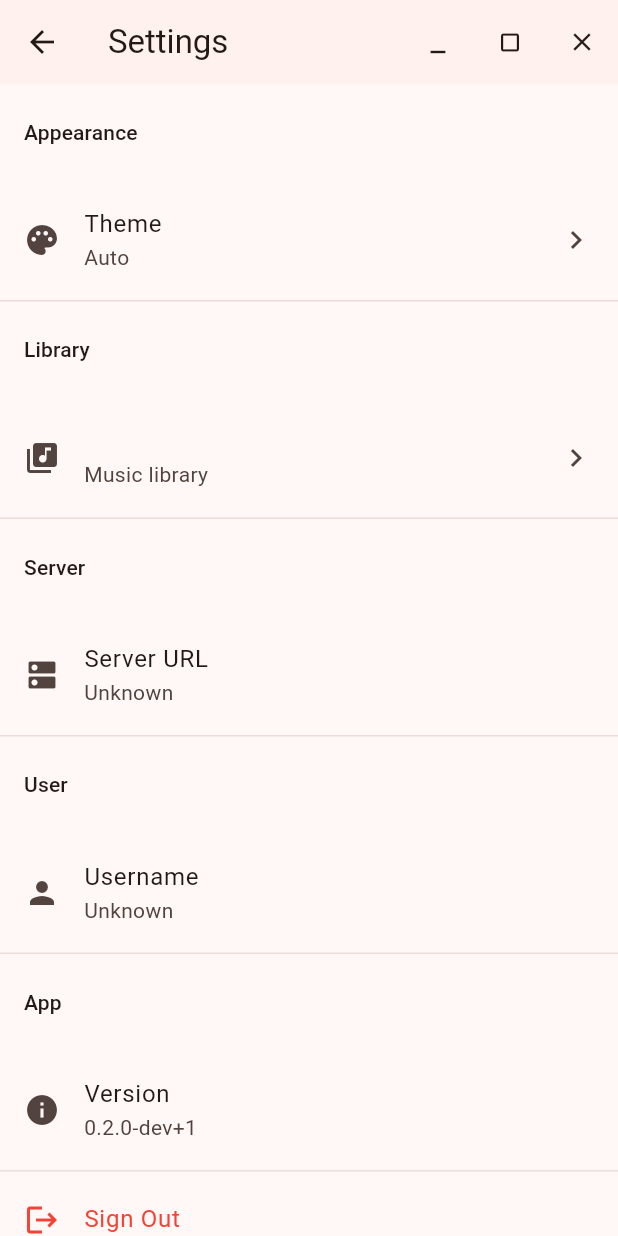
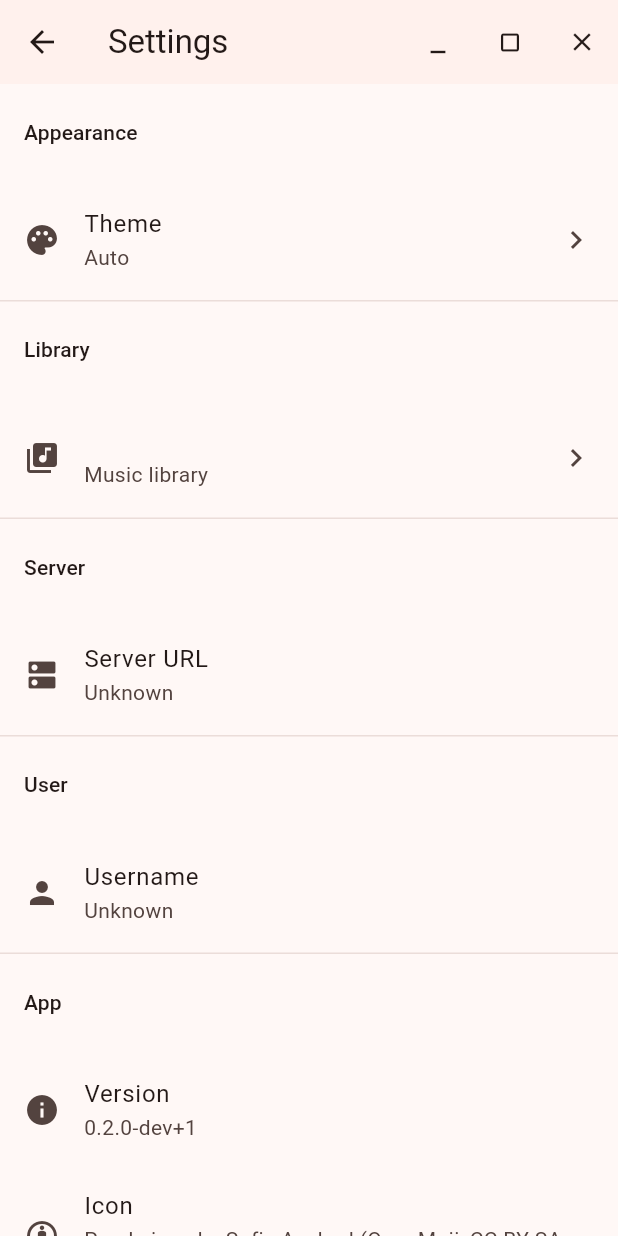
Before and after one commit to brettchalupa/panda, a Flutter app: the AppSettingsScreen screen opened directly with empty values, on a phone screen of 412 x 824 dp. Run offline on Flutter 3.47's test engine with Material 3 defaults, Android fonts, the light colour scheme and no system bars; our stand-ins replace audio_service, audioplayers, cached_network_image, flutter_secure_storage, package_info_plus, shared_preferences; missing offline and left inert: window_manager; accounts and stored records are empty.

Commit message:
feat: app icon (#5)

```diff
--- a/lib/app_settings_screen.dart
+++ b/lib/app_settings_screen.dart
@@ -223,6 +223,13 @@ class _AppSettingsScreenState extends State<AppSettingsScreen> {
                   : 'Loading...',
             ),
           ),
+          ListTile(
+            leading: const Icon(Icons.attribution),
+            title: const Text('Icon'),
+            subtitle: const Text(
+              'Panda icon by Sofie Ascherl (OpenMoji, CC BY-SA 4.0)',
+            ),
+          ),
           const Divider(),
 
           // Actions
--- a/pubspec.yaml
+++ b/pubspec.yaml
@@ -53,9 +53,8 @@ flutter:
   uses-material-design: true
 
   # To add assets to your application, add an assets section, like this:
-  # assets:
-  #   - images/a_dot_burr.jpeg
-  #   - images/a_dot_ham.jpeg
+  assets:
+    - assets/icon.png
 
   # An image asset can refer to one or more resolution-specific "variants", see
   # https://flutter.dev/to/resolution-aware-images
```
Also changed, not shown: assets/icon.png (added), assets/icon.svg (added), 7 other files.
